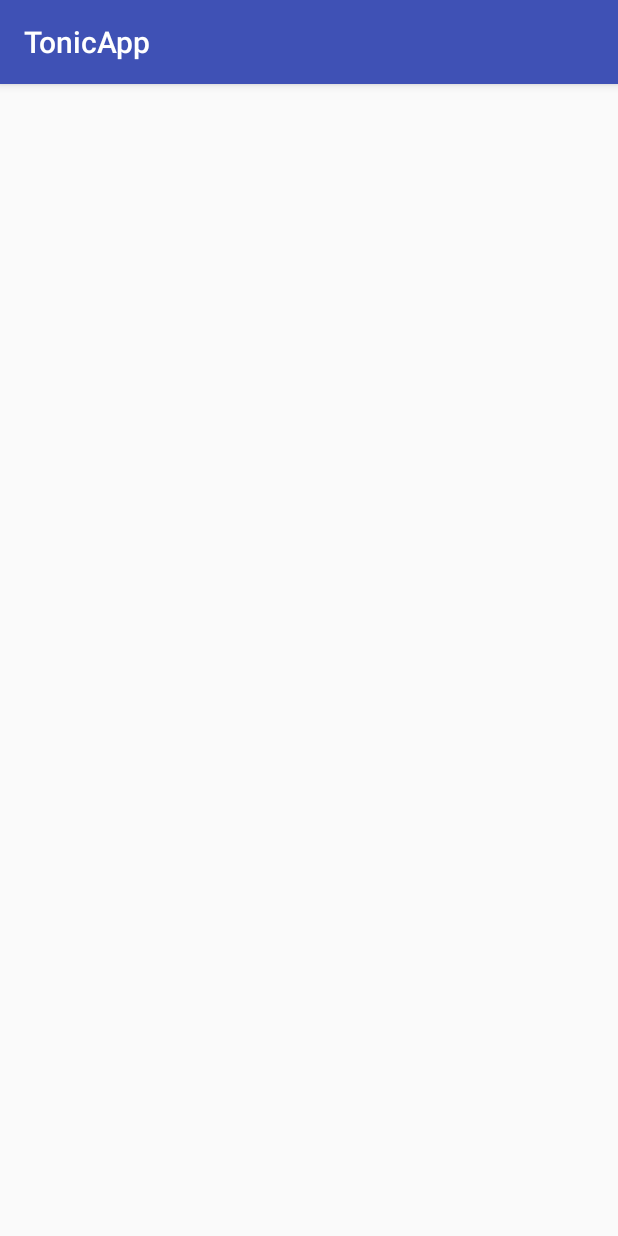
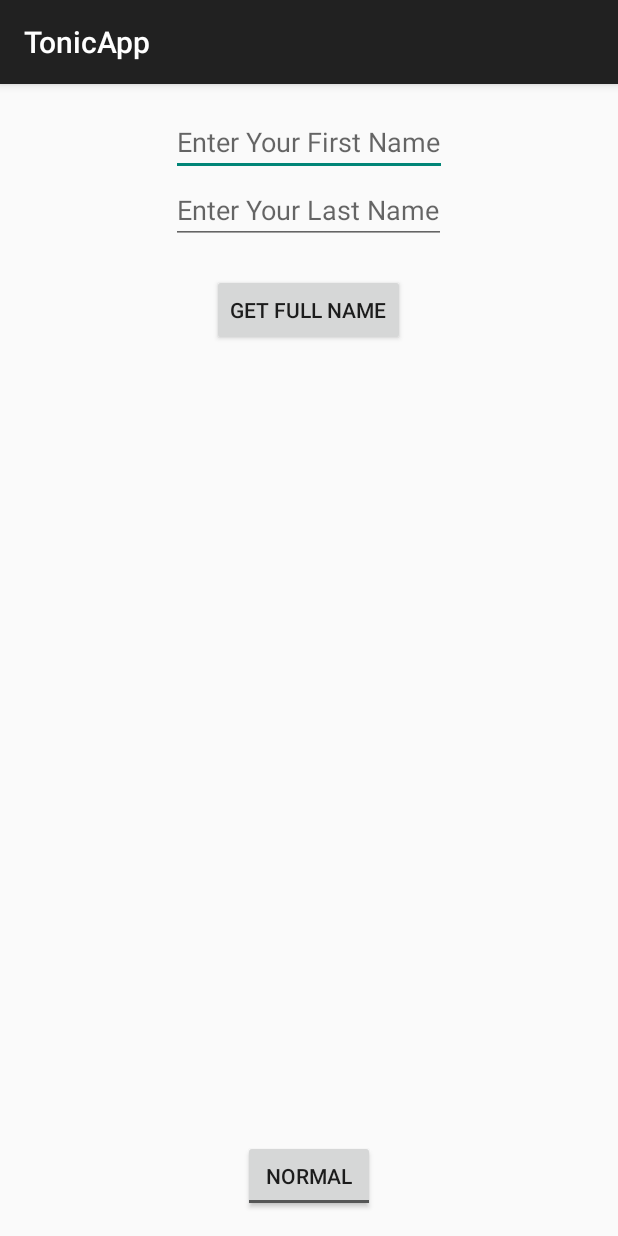
Before and after one commit to Edj3/TonicApp, an Android app: the screen it shows after launch (MainActivity), on a phone screen of 412 x 824 dp. Run offline under Robolectric (Android 15) with nearby library versions, the phone set to English and light mode, and no system bars.

Commit message:
Layout Adjustments to main activity

```diff
--- a/app/src/main/AndroidManifest.xml
+++ b/app/src/main/AndroidManifest.xml
@@ -8,6 +8,7 @@
     <application
         android:allowBackup="false"
         android:icon="@mipmap/ic_tonic_launcher"
+        android:logo="@mipmap/ic_tonic_launcher"
         android:label="@string/app_name"
         android:supportsRtl="true"
         android:theme="@style/AppTheme">
--- a/app/src/main/java/com/mannmade/tonicapp/MainActivity.java
+++ b/app/src/main/java/com/mannmade/tonicapp/MainActivity.java
@@ -4,10 +4,14 @@ import android.os.Bundle;
 import android.support.v7.app.AppCompatActivity;
 import android.util.Log;
 
+import java.util.ArrayList;
+import java.util.LinkedHashMap;
+
 public class MainActivity extends AppCompatActivity {
     ConnectionManager cManager;
     JSONParser jParser;
     String json;
+    ArrayList<LinkedHashMap<String, String>> peopleList;
     @Override
     protected void onCreate(Bundle savedInstanceState) {
         super.onCreate(savedInstanceState);
@@ -18,8 +22,14 @@ public class MainActivity extends AppCompatActivity {
         jParser = new JSONParser();
 
         //Borrowed raw URL from github link
-        json = cManager.connectToURL("https://gist.githubusercontent.com/zorn/6572637c1a1cbb89d4c9/raw/88c80043d4bf6d0feac11de9a575db4573a9b024/people.json");
-        Log.i("Downloading from URL", "JSON Object = " + json);
-        jParser.getJSONforString(json);
+        Thread downloadThread = new Thread(new Runnable() {
+            @Override
+            public void run() {
+                json = cManager.connectToURL("https://gist.githubusercontent.com/zorn/6572637c1a1cbb89d4c9/raw/88c80043d4bf6d0feac11de9a575db4573a9b024/people.json");
+                Log.i("Downloading from URL", "JSON Object = " + json);
+                peopleList = jParser.getJSONforString(json);
+            }
+        });
+        downloadThread.start();
     }
 }
--- a/app/src/main/res/layout/activity_main.xml
+++ b/app/src/main/res/layout/activity_main.xml
@@ -4,6 +4,42 @@
     xmlns:tools="http://schemas.android.com/tools"
     android:layout_width="match_parent"
     android:layout_height="match_parent"
+    android:padding="@dimen/activity_horizontal_margin"
     tools:context=".MainActivity">
 
+    <EditText
+        android:id="@+id/get_first_name"
+        android:inputType="textPersonName"
+        android:layout_width="wrap_content"
+        android:layout_height="wrap_content"
+        android:hint="@string/get_first_name"
+        android:layout_centerHorizontal="true"/>
+
+    <EditText
+        android:id="@+id/get_last_name"
+        android:layout_below="@+id/get_first_name"
+        android:inputType="textPersonName"
+        android:layout_width="wrap_content"
+        android:layout_height="wrap_content"
+        android:hint="@string/get_last_name"
+        android:layout_centerHorizontal="true"/>
+
+    <Button
+        android:layout_below="@+id/get_last_name"
+        android:id="@+id/generate_full_name"
+        android:text="@string/get_full_name"
+        android:layout_width="wrap_content"
+        android:layout_height="wrap_content"
+        android:layout_marginTop="20dp"
+        android:layout_centerHorizontal="true"/>
+
+    <ToggleButton
+        android:id="@+id/order_button"
+        android:textOff="@string/normal_order"
+        android:textOn="@string/reverse_order"
+        android:layout_width="wrap_content"
+        android:layout_height="wrap_content"
+        android:layout_alignParentBottom="true"
+        android:layout_centerHorizontal="true"/>
+
 </RelativeLayout>
--- a/app/src/main/res/values/strings.xml
+++ b/app/src/main/res/values/strings.xml
@@ -1,3 +1,8 @@
 <resources>
     <string name="app_name">TonicApp</string>
+    <string name="get_first_name">Enter Your First Name</string>
+    <string name="get_last_name">Enter Your Last Name</string>
+    <string name="get_full_name">Get Full Name</string>
+    <string name="reverse_order">Reverse</string>
+    <string name="normal_order">Normal</string>
 </resources>
--- a/app/src/main/res/values/styles.xml
+++ b/app/src/main/res/values/styles.xml
@@ -3,9 +3,6 @@
     <!-- Base application theme. -->
     <style name="AppTheme" parent="Theme.AppCompat.Light.DarkActionBar">
         <!-- Customize your theme here. -->
-        <item name="colorPrimary">@color/colorPrimary</item>
-        <item name="colorPrimaryDark">@color/colorPrimaryDark</item>
-        <item name="colorAccent">@color/colorAccent</item>
     </style>
 
 </resources>
```
